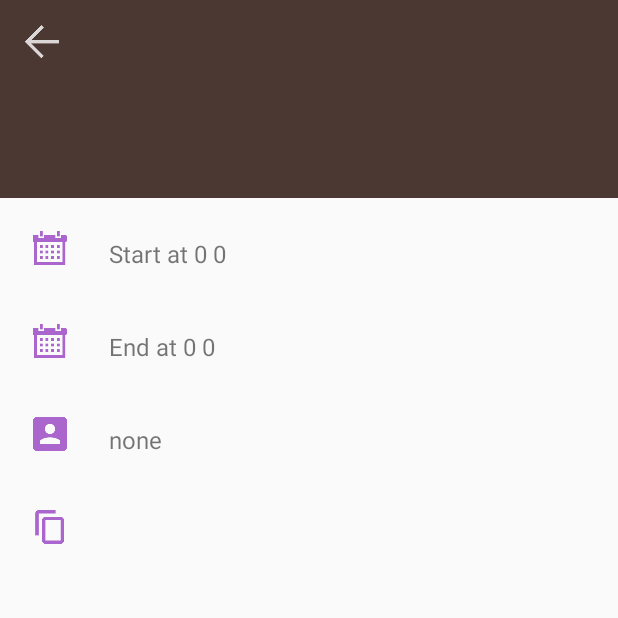
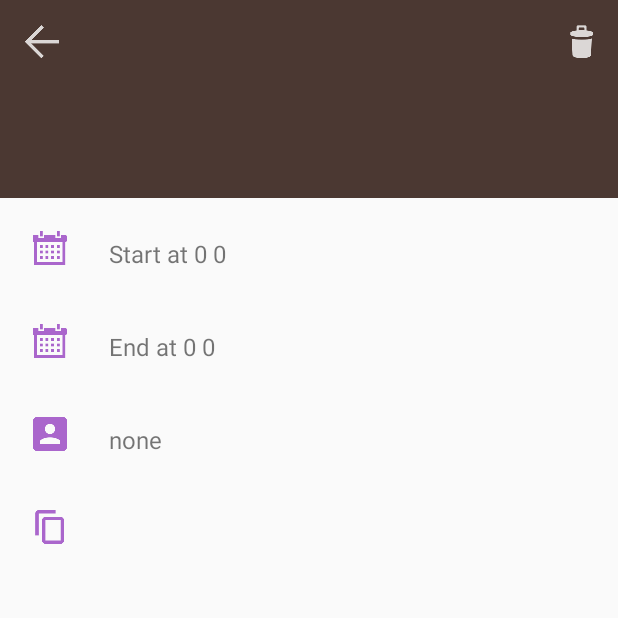
Before and after one commit to DiForest/BusinessCardPlanner, an Android app: the BusinessEventProfile screen opened directly, with no data from a screen before it, on a phone screen of 412 x 824 dp, the top half of it. Run offline under Robolectric (Android 15) with nearby library versions, the phone set to English and light mode, and no system bars; 11 statements that could not run were skipped.

Commit message:
add delete feature in event

```diff
--- a/app/src/main/java/sam/businesscardplanner/BusinessSchedule/ScheduleFragment.java
+++ b/app/src/main/java/sam/businesscardplanner/BusinessSchedule/ScheduleFragment.java
@@ -51,6 +51,8 @@ public class ScheduleFragment extends Fragment{
                 startActivity(intent);
             }
         });
+
+
     }
 
     public void onResume(){
--- /dev/null
+++ b/app/src/main/res/menu/menu_delete.xml
@@ -0,0 +1,9 @@
+<?xml version="1.0" encoding="utf-8"?>
+<menu xmlns:android="http://schemas.android.com/apk/res/android"
+    xmlns:app="http://schemas.android.com/apk/res-auto">
+    <item android:id="@+id/action_delete"
+        android:title="DETELE"
+        android:icon="@drawable/ic_delete_white"
+        android:orderInCategory="100"
+        app:showAsAction="always|withText" />
+</menu>
--- a/app/src/main/res/menu/menu_save.xml
+++ b/app/src/main/res/menu/menu_save.xml
@@ -9,6 +9,4 @@
         android:orderInCategory="100"
         app:showAsAction="ifRoom"/>
 
-
-
 </menu>
```
Also changed, not shown: app/src/main/java/sam/businesscardplanner/BusinessSchedule/BusinessEventProfile.java (+52 -2 lines), app/src/main/java/sam/businesscardplanner/DatabaseHandler/DatabaseHandler.java (+7 -1 lines).
